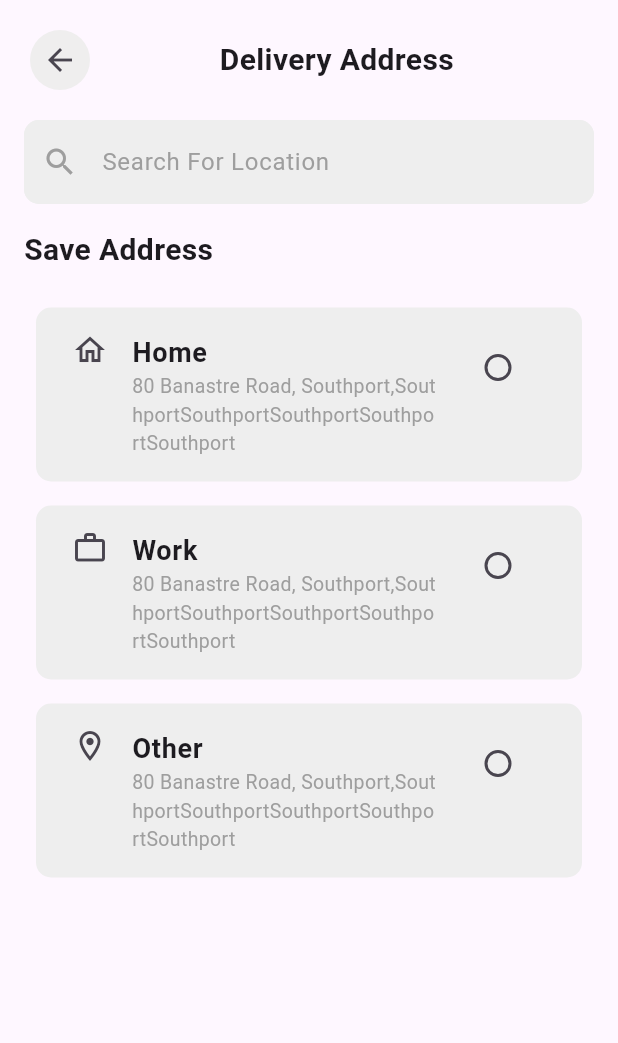
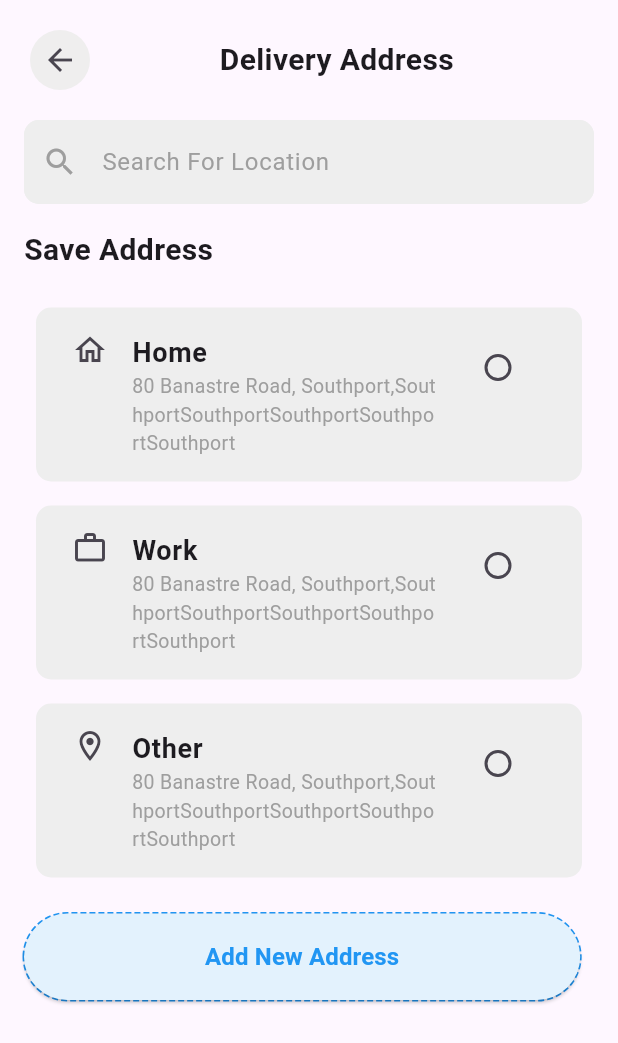
Before and after one commit to faisal-abdelnase/supermarket-delivery, a Flutter app: the DeliveryAddressView screen opened by its route, on a phone screen of 412 x 824 dp. Shown: the top 1043 px of the screen. Run offline on Flutter 3.47's test engine with Material 3 defaults, Android fonts, the phone set to English and light mode, and no system bars; drawn by our look-alikes of dotted_border; our stand-ins replace curved_navigation_bar, flutter_rating_bar, font_awesome_flutter, percent_indicator, pin_code_fields, shared_preferences; accounts and stored records are empty.

Commit message:
add dotted border button

```diff
--- a/lib/features/payment/presentation/view/delivery_address_view.dart
+++ b/lib/features/payment/presentation/view/delivery_address_view.dart
@@ -1,6 +1,8 @@
+
 import 'package:flutter/material.dart';
 import 'package:super_market_app/core/utils/widgets/custom_arrow_back_button.dart';
-import 'package:super_market_app/features/payment/presentation/view/widgets/save_address_item.dart';
+import 'package:super_market_app/features/payment/presentation/view/widgets/custom_dotted_border_button.dart';
+import 'package:super_market_app/features/payment/presentation/view/widgets/save_address.dart';
 import 'package:super_market_app/features/payment/presentation/view/widgets/search_location.dart';
 
 class DeliveryAddressView extends StatelessWidget {
@@ -10,6 +12,7 @@ class DeliveryAddressView extends StatelessWidget {
 
   @override
   Widget build(BuildContext context) {
+
     return Scaffold(
       body: SafeArea(
         top: true,
@@ -39,6 +42,8 @@ class DeliveryAddressView extends StatelessWidget {
 
                 SaveAddress(),
 
+                CustomDottedBorderButton(),
+
 
               ],
             ),
--- /dev/null
+++ b/lib/features/payment/presentation/view/widgets/custom_dotted_border_button.dart
@@ -0,0 +1,37 @@
+import 'package:dotted_border/dotted_border.dart';
+import 'package:flutter/material.dart';
+
+class CustomDottedBorderButton extends StatelessWidget {
+  const CustomDottedBorderButton({
+    super.key,
+  });
+
+  @override
+  Widget build(BuildContext context) {
+    final screenWidth = MediaQuery.of(context).size.width;
+    final screenHeight = MediaQuery.of(context).size.height;
+    return DottedBorder(
+      color: Colors.blue,
+      strokeWidth: 2,
+      dashPattern: [4, 2],
+      padding: EdgeInsets.all(0),
+      borderType: BorderType.RRect,
+      radius: Radius.circular(32),
+
+      child: ElevatedButton(
+        style: ElevatedButton.styleFrom(
+          fixedSize: Size(screenWidth * 0.9, screenHeight * 0.07),
+          backgroundColor: const Color(0xFFE3F2FD),
+          foregroundColor: Colors.blue,
+
+        ),
+        onPressed: (){},
+        child: Text("Add New Address",
+        style: TextStyle(
+          fontWeight: FontWeight.bold,
+          fontSize: 16
+        ),),
+        ),
+    );
+  }
+}
--- a/pubspec.yaml
+++ b/pubspec.yaml
@@ -30,6 +30,7 @@ environment:
 dependencies:
   cupertino_icons: ^1.0.8
   curved_navigation_bar: ^1.0.6
+  dotted_border: ^2.1.0
   flutter:
     sdk: flutter
   flutter_otp_text_field: ^1.5.1+1
```
Also changed, not shown: lib/features/payment/presentation/view/widgets/save_address.dart (renamed from lib/features/payment/presentation/view/widgets/save_address_item.dart), pubspec.lock.
